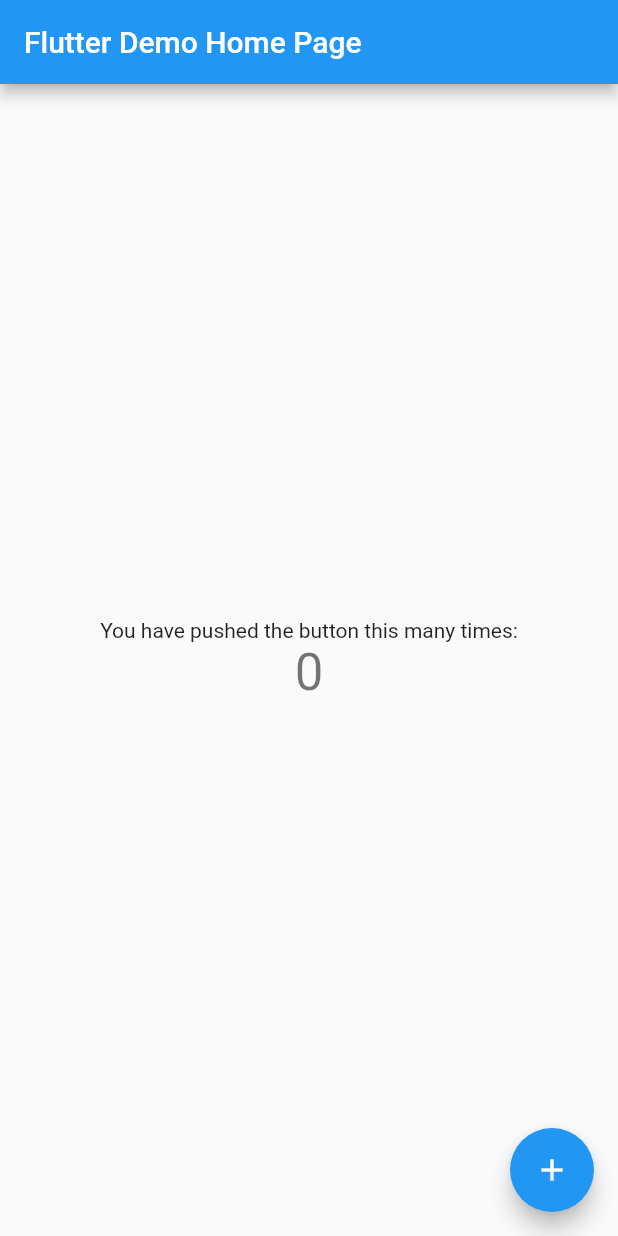
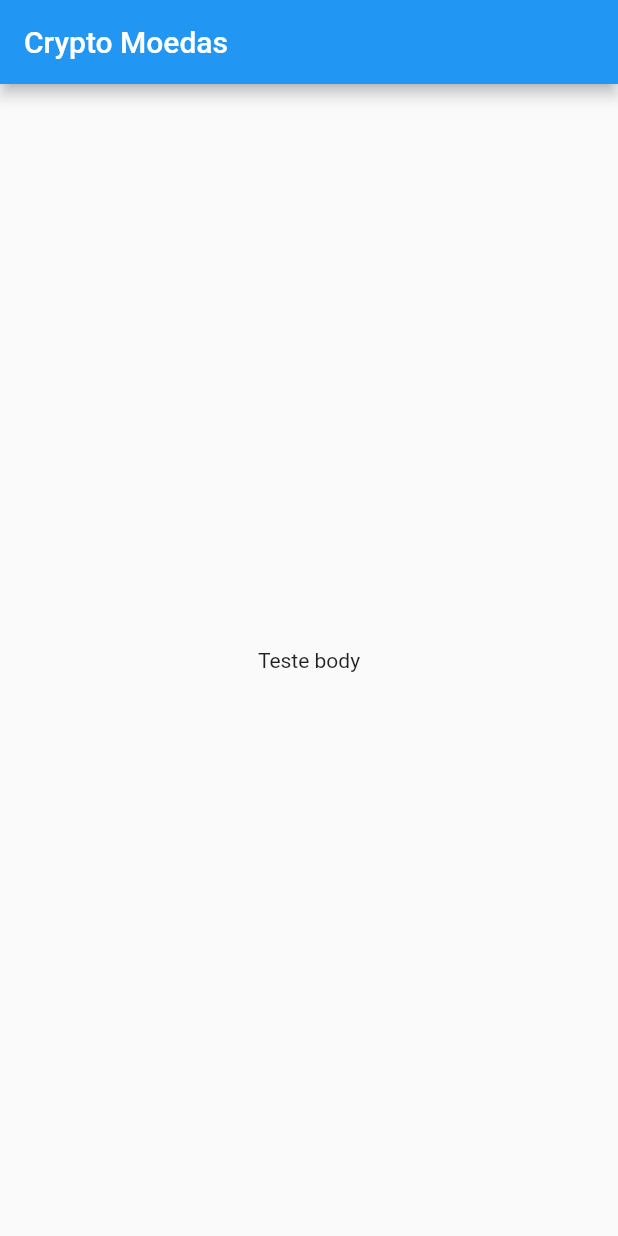
Before and after one commit to allandiegoasilva/cryptomoedas, a Flutter app: the screen it shows after launch, on a phone screen of 412 x 824 dp. Run offline on Flutter 3.47's test engine with Material 2 defaults, Android fonts, the phone set to English and light mode, and no system bars.

Commit message:
Criação da página principal

```diff
--- a/lib/main.dart
+++ b/lib/main.dart
@@ -1,107 +1,6 @@
 import 'package:flutter/material.dart';
+import 'package:cryptomoedas/pages/MeuApp.dart';
 
 void main() {
-  runApp(const MyApp());
+  runApp(MeuApp());
 }
-
-class MyApp extends StatelessWidget {
-  const MyApp({Key? key}) : super(key: key);
-
-  // This widget is the root of your application.
-  @override
-  Widget build(BuildContext context) {
-    return MaterialApp(
-      debugShowCheckedModeBanner: false,
-      title: 'Flutter Demo',
-      theme: ThemeData(
-        primarySwatch: Colors.blue,
-      ),
-      home: const MyHomePage(title: 'Flutter Demo Home Page'),
-    );
-  }
-}
-
-class MyHomePage extends StatefulWidget {
-  const MyHomePage({Key? key, required this.title}) : super(key: key);
-
-  // This widget is the home page of your application. It is stateful, meaning
-  // that it has a State object (defined below) that contains fields that affect
-  // how it looks.
-
-  // This class is the configuration for the state. It holds the values (in this
-  // case the title) provided by the parent (in this case the App widget) and
-  // used by the build method of the State. Fields in a Widget subclass are
-  // always marked "final".
-
-  final String title;
-
-  @override
-  State<MyHomePage> createState() => _MyHomePageState();
-}
-
-class _MyHomePageState extends State<MyHomePage> {
-  int _counter = 0;
-
-  void _incrementCounter() {
-    setState(() {
-      // This call to setState tells the Flutter framework that something has
-      // changed in this State, which causes it to rerun the build method below
-      // so that the display can reflect the updated values. If we changed
-      // _counter without calling setState(), then the build method would not be
-      // called again, and so nothing would appear to happen.
-      _counter++;
-    });
-  }
-
-  @override
-  Widget build(BuildContext context) {
-    // This method is rerun every time setState is called, for instance as done
-    // by the _incrementCounter method above.
-    //
-    // The Flutter framework has been optimized to make rerunning build methods
-    // fast, so that you can just rebuild anything that needs updating rather
-    // than having to individually change instances of widgets.
-    return Scaffold(
-      appBar: AppBar(
-        // Here we take the value from the MyHomePage object that was created by
-        // the App.build method, and use it to set our appbar title.
-        title: Text(widget.title),
-      ),
-      body: Center(
-        // Center is a layout widget. It takes a single child and positions it
-        // in the middle of the parent.
-        child: Column(
-          // Column is also a layout widget. It takes a list of children and
-          // arranges them vertically. By default, it sizes itself to fit its
-          // children horizontally, and tries to be as tall as its parent.
-          //
-          // Invoke "debug painting" (press "p" in the console, choose the
-          // "Toggle Debug Paint" action from the Flutter Inspector in Android
-          // Studio, or the "Toggle Debug Paint" command in Visual Studio Code)
-          // to see the wireframe for each widget.
-          //
-          // Column has various properties to control how it sizes itself and
-          // how it positions its children. Here we use mainAxisAlignment to
-          // center the children vertically; the main axis here is the vertical
-          // axis because Columns are vertical (the cross axis would be
-          // horizontal).
-          mainAxisAlignment: MainAxisAlignment.center,
-          children: <Widget>[
-            const Text(
-              'You have pushed the button this many times:',
-            ),
-            Text(
-              '$_counter',
-              style: Theme.of(context).textTheme.headline4,
-            ),
-          ],
-        ),
-      ),
-      floatingActionButton: FloatingActionButton(
-        onPressed: _incrementCounter,
-        tooltip: 'Increment',
-        child: const Icon(Icons.add),
-      ), // This trailing comma makes auto-formatting nicer for build methods.
-    );
-  }
-}
--- /dev/null
+++ b/lib/pages/CryptoPage.dart
@@ -0,0 +1,21 @@
+
+import 'package:flutter/material.dart';
+
+
+class CryptoPage extends StatelessWidget
+{
+  const CryptoPage({Key? key}) : super(key: key);
+
+  @override
+  Widget build(BuildContext context )
+  {
+    return Scaffold(
+      appBar: AppBar(
+        title: Text("Crypto Moedas"),
+      ),
+      body: Center(
+        child: Text("Teste body"),
+      ),
+    );
+  }
+}
--- /dev/null
+++ b/lib/pages/MeuApp.dart
@@ -0,0 +1,21 @@
+
+import 'package:flutter/material.dart';
+import 'package:cryptomoedas/pages/CryptoPage.dart';
+
+class MeuApp extends StatelessWidget
+{
+  const MeuApp({Key? key}): super(key: key);
+
+  @override
+  Widget build(BuildContext Context)
+  {
+    return MaterialApp(
+      title: "Crypto Base",
+      debugShowCheckedModeBanner: false,
+      theme: ThemeData(
+        primaryColor: Colors.black
+      ),
+      home: CryptoPage(),
+    );
+  }
+}
```
Also changed, not shown: 1 other file.
